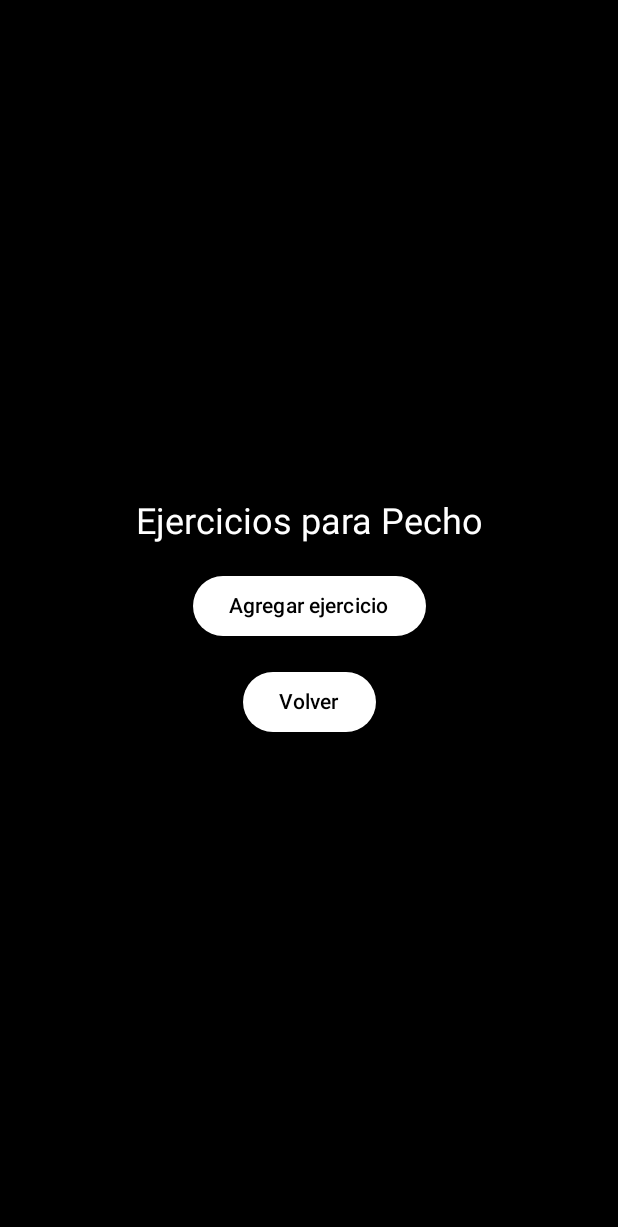
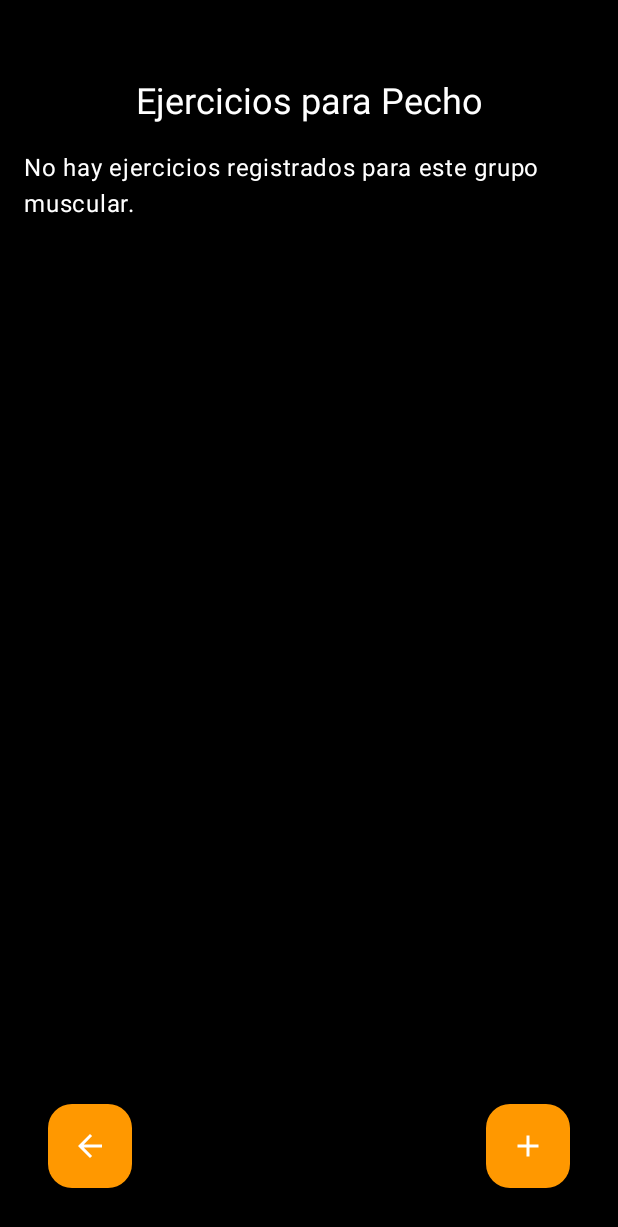
Before and after one commit to AndresFelipee05/FitOn, an Android app built with Jetpack Compose: the screen it shows after launch (MainActivity), after a tap on "Pecho", on a phone screen of 412 x 824 dp. Shown: the top 1227 px of the screen. Run offline under Robolectric (Android 15) with nearby library versions, the phone set to English and light mode, and no system bars; our stand-ins replace accompanist; pictures from the network do not load.

Commit message:
Segundo comit
Ya funciona tanto la base de datos, como la navegación y el poder editar o eliminar un ejercicio (he añadido también el apartado de la foto. Voy a hacer el de crear.

```diff
--- a/app/build.gradle.kts
+++ b/app/build.gradle.kts
@@ -49,6 +49,8 @@ dependencies {
     implementation(libs.androidx.ui.tooling.preview)
     implementation(libs.androidx.material3)
     implementation("androidx.navigation:navigation-compose:2.7.7")
+    implementation("io.coil-kt:coil-compose:2.2.2")
+    implementation("io.github.seiko:compose-icons-feather:1.1.0")
 
     // Usar Accompanist Pager desde libs.versions.toml
     implementation(libs.accompanist.pager)
--- a/app/src/main/java/com/example/fiton/MainActivity.kt
+++ b/app/src/main/java/com/example/fiton/MainActivity.kt
@@ -11,6 +11,7 @@ import androidx.compose.ui.Modifier
 import com.example.fiton.ui.theme.FitOnTheme
 import androidx.core.view.WindowCompat
 import androidx.core.view.WindowInsetsControllerCompat
+import com.example.fiton.data.ExerciseDbHelper
 import com.example.fiton.navigation.AppNavHost
 
 
@@ -24,6 +25,9 @@ class MainActivity : ComponentActivity() {
         // Forzar iconos blancos en la barra de estado
         WindowInsetsControllerCompat(window, window.decorView).isAppearanceLightStatusBars = false
 
+        val dbHelper = ExerciseDbHelper(this)
+        val db = dbHelper.writableDatabase
+
         setContent {
             FitOnTheme {
                 Scaffold(modifier = Modifier.fillMaxSize()) { innerPadding ->
--- /dev/null
+++ b/app/src/main/java/com/example/fiton/data/ExerciseDbHelper.kt
@@ -0,0 +1,32 @@
+package com.example.fiton.data
+
+import android.content.Context
+import android.database.sqlite.SQLiteDatabase
+import android.database.sqlite.SQLiteOpenHelper
+
+class ExerciseDbHelper(context: Context) :
+    SQLiteOpenHelper(context, DATABASE_NAME, null, DATABASE_VERSION) {
+
+    override fun onCreate(db: SQLiteDatabase) {
+        db.execSQL("""
+            CREATE TABLE exercises (
+                id INTEGER PRIMARY KEY AUTOINCREMENT,
+                name TEXT NOT NULL,
+                description TEXT DEFAULT '',
+                muscleGroup TEXT DEFAULT '',
+                imageUri TEXT  -- Nueva columna para la imagen
+            );
+        """.trimIndent())
+    }
+
+    override fun onUpgrade(db: SQLiteDatabase, oldVersion: Int, newVersion: Int) {
+        if (oldVersion < 2) {
+            db.execSQL("ALTER TABLE exercises ADD COLUMN imageUri TEXT;")  // Añadimos la columna imageUri
+        }
+    }
+
+    companion object {
+        const val DATABASE_NAME = "exercises.db"
+        const val DATABASE_VERSION = 2  // Aumentamos la versión
+    }
+}
--- a/app/src/main/java/com/example/fiton/screen/ExercisesScreen.kt
+++ b/app/src/main/java/com/example/fiton/screen/ExercisesScreen.kt
@@ -1,39 +1,167 @@
 package com.example.fiton.screen
 
+import androidx.compose.foundation.Image
+import androidx.compose.foundation.clickable
 import androidx.compose.foundation.layout.*
+import androidx.compose.foundation.lazy.LazyColumn
+import androidx.compose.material.icons.Icons
+import androidx.compose.material.icons.filled.Add
+import androidx.compose.material.icons.filled.ArrowBack
 import androidx.compose.material3.*
 import androidx.compose.runtime.*
 import androidx.compose.ui.Alignment
 import androidx.compose.ui.Modifier
+import androidx.compose.ui.graphics.Color
+import androidx.compose.ui.graphics.painter.Painter
+import androidx.compose.ui.platform.LocalContext
+import androidx.compose.ui.res.painterResource
+import androidx.compose.ui.text.style.TextOverflow
 import androidx.compose.ui.unit.dp
+import androidx.compose.ui.unit.sp
 import androidx.navigation.NavController
+import coil.compose.rememberAsyncImagePainter
+import com.example.fiton.R
+import com.example.fiton.data.Exercise
+import com.example.fiton.data.ExerciseRepository
 
 @Composable
-fun ExercisesScreen(muscleGroup: String, navController: NavController) {
-    // No es necesario este LaunchedEffect si no haces nada dentro
-    // Puedes eliminarlo a menos que pienses usarlo después
+fun ExercisesScreen(
+    muscleGroup: String,
+    navController: NavController
+) {
+    val context = LocalContext.current
+    val repository = remember { ExerciseRepository(context) }
+
+    var exercises by remember { mutableStateOf(emptyList<Exercise>()) }
+
+    LaunchedEffect(Unit) {
+        exercises = repository.getAll()
+    }
 
     Box(
         modifier = Modifier
             .fillMaxSize()
-            .padding(16.dp), // Espaciado general
-        contentAlignment = Alignment.Center
+            .padding(16.dp)
     ) {
-        Column(
-            horizontalAlignment = Alignment.CenterHorizontally,
-            verticalArrangement = Arrangement.spacedBy(16.dp)
-        ) {
-            Text(
-                text = "Ejercicios para $muscleGroup",
-                style = MaterialTheme.typography.headlineSmall
-            )
-
-            Button(onClick = { /* Lógica para agregar ejercicio */ }) {
-                Text(text = "Agregar ejercicio")
+        Column(modifier = Modifier.fillMaxSize()) {
+            // Título
+            Row(
+                modifier = Modifier
+                    .fillMaxWidth()
+                    .padding(top = 36.dp),
+                horizontalArrangement = Arrangement.Center
+            ) {
+                Text(
+                    text = "Ejercicios para $muscleGroup",
+                    style = MaterialTheme.typography.headlineSmall,
+                    fontSize = 24.sp
+                )
             }
 
-            Button(onClick = { navController.popBackStack() }) {
-                Text(text = "Volver")
+            Spacer(modifier = Modifier.height(16.dp))
+
+            // Lista scrollable
+            LazyColumn(
+                modifier = Modifier
+                    .fillMaxSize()
+                    .padding(bottom = 80.dp), // deja espacio para los botones flotantes
+                verticalArrangement = Arrangement.spacedBy(8.dp)
+            ) {
+                val filteredExercises = exercises.filter { it.muscleGroup == muscleGroup }
+
+                if (filteredExercises.isEmpty()) {
+                    item {
+                        Text("No hay ejercicios registrados para este grupo muscular.")
+                    }
+                } else {
+                    items(filteredExercises.size) { index ->
+                        val exercise = filteredExercises[index]
+                        ExerciseCard(exercise = exercise) { exerciseId ->
+                            navController.navigate("edit_exercise/$exerciseId")
+                        }
+                    }
+                }
+            }
+        }
+
+        // Botón Volver
+        FloatingActionButton(
+            onClick = { navController.popBackStack() },
+            containerColor = Color(0xFFFF9800),
+            modifier = Modifier
+                .align(Alignment.BottomStart)
+                .padding(16.dp)
+        ) {
+            Icon(
+                imageVector = Icons.Filled.ArrowBack,
+                contentDescription = "Volver",
+                tint = Color.White
+            )
+        }
+
+        // Botón Agregar
+        FloatingActionButton(
+            onClick = {
+                repository.insert(
+                    Exercise(
+                        name = "Plancha",
+                        description = "Mantener posición firme con el abdomen contraído",
+                        muscleGroup = muscleGroup
+                    )
+                )
+                exercises = repository.getAll()
+            },
+            containerColor = Color(0xFFFF9800),
+            modifier = Modifier
+                .align(Alignment.BottomEnd)
+                .padding(16.dp)
+        ) {
+            Icon(
+                imageVector = Icons.Default.Add,
+                contentDescription = "Agregar ejercicio",
+                tint = Color.White
+            )
+        }
+    }
+}
+
+@Composable
+fun ExerciseCard(exercise: Exercise, onClick: (Long) -> Unit) {
+    val painter: Painter = if (!exercise.imageUri.isNullOrEmpty()) {
+        rememberAsyncImagePainter(exercise.imageUri)
+    } else {
+        painterResource(id = R.drawable.ic_launcher_foreground)
+    }
+
+    Card(
+        modifier = Modifier
+            .fillMaxWidth()
+            .clickable { onClick(exercise.id) }
+            .padding(vertical = 4.dp),
+        elevation = CardDefaults.cardElevation(4.dp)
+    ) {
+        Row(
+            modifier = Modifier
+                .padding(16.dp),
+            verticalAlignment = Alignment.CenterVertically
+        ) {
+            Image(
+                painter = painter,
+                contentDescription = "Imagen del ejercicio",
+                modifier = Modifier
+                    .size(100.dp)
+                    .padding(end = 16.dp)
+            )
+            Column(
+                verticalArrangement = Arrangement.spacedBy(4.dp)
+            ) {
+                Text(text = exercise.name, style = MaterialTheme.typography.titleLarge)
+                Text(
+                    text = exercise.description,
+                    style = MaterialTheme.typography.bodySmall,
+                    maxLines = 4,
+                    overflow = TextOverflow.Ellipsis
+                )
             }
         }
     }
--- a/app/src/main/java/com/example/fiton/screen/MainScreen.kt
+++ b/app/src/main/java/com/example/fiton/screen/MainScreen.kt
@@ -284,7 +284,7 @@ fun MuscleGroupItem(muscle: MuscleGroup, navController: NavController) {
     ) {
         Box(
             modifier = Modifier
-                .size(100.dp) // Tamaño fijo
+                .size(120.dp) // Tamaño fijo
                 .background(Color.Gray) // Opcional, para ver el área ocupada
         ) {
             Image(
```
Also changed, not shown: app/src/main/AndroidManifest.xml (+6 -1 lines), app/src/main/java/com/example/fiton/data/Exercise.kt (added, +9 -0 lines), app/src/main/java/com/example/fiton/data/ExerciseRepository.kt (added, +85 -0 lines), app/src/main/java/com/example/fiton/navigation/AppNavHost.kt (+11 -0 lines), app/src/main/java/com/example/fiton/screen/EditExerciseScreen.kt (added, +386 -0 lines), app/src/main/res/drawable/resource_default.jpg (added).
